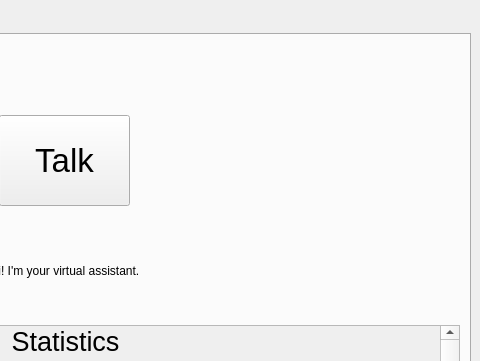
This is UI/MainWindow.ui in ashwinpilgaonkar/Flick as Qt 5 draws it before an edit; both pictures show x 362 to 842 and y 0 to 361 of the 842 by 603 pixel window. The edited form follows.
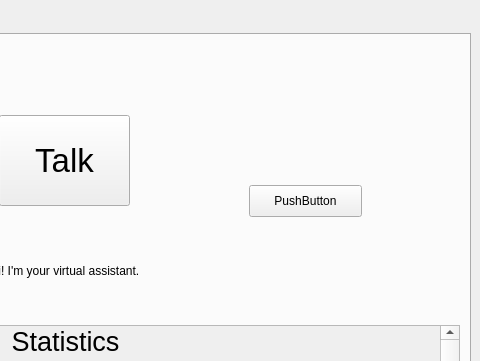
This is the edited form. The open tabs and pages were chosen to show the change.

```diff
--- a/UI/MainWindow.ui
+++ b/UI/MainWindow.ui
@@ -255,6 +255,19 @@
          </widget>
         </widget>
        </widget>
+       <widget class="QPushButton" name="pushButton">
+        <property name="geometry">
+         <rect>
+          <x>600</x>
+          <y>150</y>
+          <width>113</width>
+          <height>32</height>
+         </rect>
+        </property>
+        <property name="text">
+         <string>PushButton</string>
+        </property>
+       </widget>
       </widget>
      </widget>
     </item>
```
Left out of the diff: 2 changed lines with no effect on the pictures.
